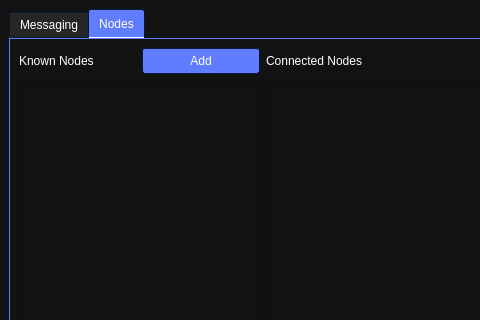
The window that src/gui/src/start.ui (Nater0214/Reden) describes before a commit, drawn with Qt 5; both pictures show x 0 to 480 and y 0 to 320 of the 680 by 500 pixel window.
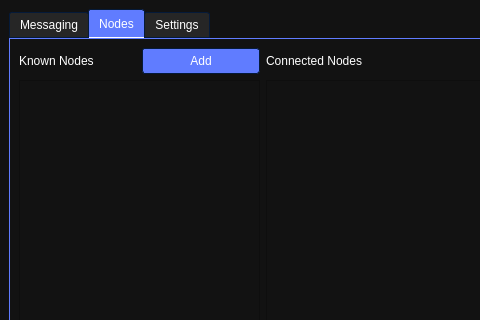
The same window after the commit. Icons and pictures are not drawn.

Commit message: Add node stats to gui

The edit to the form file:
```diff
--- a/src/gui/src/start.ui
+++ b/src/gui/src/start.ui
@@ -1407,6 +1407,11 @@
         </item>
        </layout>
       </widget>
+      <widget class="QWidget" name="settingsTab">
+       <attribute name="title">
+        <string>Settings</string>
+       </attribute>
+      </widget>
      </widget>
     </item>
    </layout>
```
Left out of the diff: 10 changed lines with no effect on the pictures. The commit also changes 5 other files.
